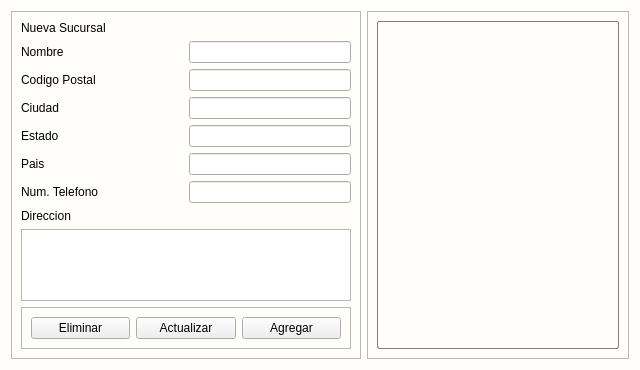
First picture: the form in app/View/UserInterfaceUi/UI_CONTROL_SUCURSALES.ui, repository LAngelVp/software-punto-de-venta, before the edit.
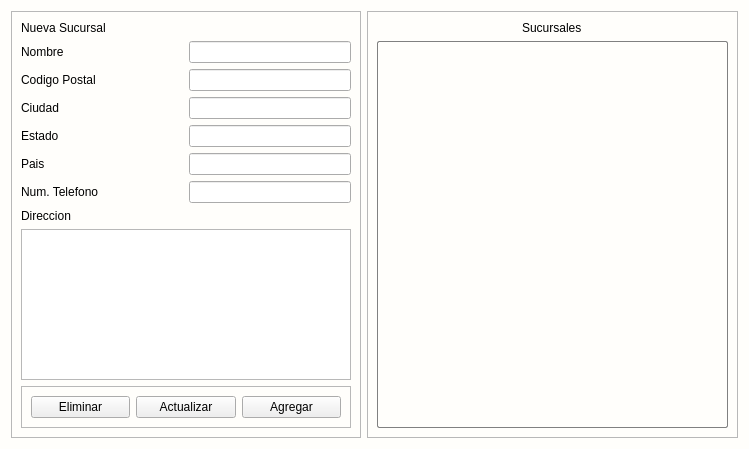
Second picture: the form after the edit.

Commit message: Agregue la ventana de administracion de sucursales, departamentos y puestos

What changed in the file:
```diff
--- a/app/View/UserInterfaceUi/UI_CONTROL_SUCURSALES.ui
+++ b/app/View/UserInterfaceUi/UI_CONTROL_SUCURSALES.ui
@@ -6,20 +6,20 @@
    <rect>
     <x>0</x>
     <y>0</y>
-    <width>640</width>
-    <height>370</height>
+    <width>749</width>
+    <height>449</height>
    </rect>
   </property>
   <property name="minimumSize">
    <size>
-    <width>640</width>
-    <height>370</height>
+    <width>0</width>
+    <height>0</height>
    </size>
   </property>
   <property name="maximumSize">
    <size>
-    <width>640</width>
-    <height>370</height>
+    <width>16777215</width>
+    <height>16777215</height>
    </size>
   </property>
   <property name="windowTitle">
@@ -149,8 +149,28 @@
       <enum>QFrame::Raised</enum>
      </property>
      <layout class="QGridLayout" name="gridLayout_3">
-      <item row="0" column="0">
-       <widget class="QListWidget" name="lista_sucursales"/>
+      <item row="0" column="0" alignment="Qt::AlignHCenter">
+       <widget class="QLabel" name="etiquetasubtitulo_sucursales">
+        <property name="text">
+         <string>Sucursales</string>
+        </property>
+       </widget>
+      </item>
+      <item row="1" column="0">
+       <widget class="QListWidget" name="lista_sucursales">
+        <property name="minimumSize">
+         <size>
+          <width>0</width>
+          <height>0</height>
+         </size>
+        </property>
+        <property name="maximumSize">
+         <size>
+          <width>16777215</width>
+          <height>16777215</height>
+         </size>
+        </property>
+       </widget>
       </item>
      </layout>
     </widget>
```
Left out of the diff: 6 changed lines with no effect on the pictures. The commit also changes 29 other files.
